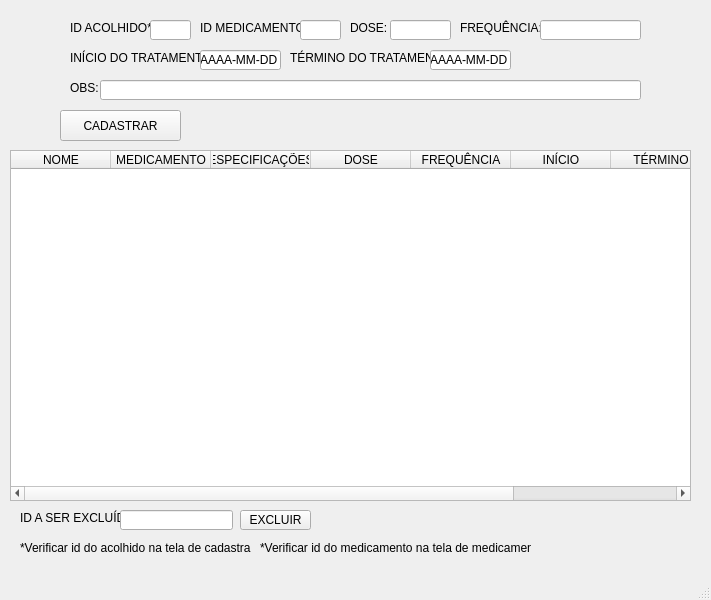
Before: the Qt Designer form formTratamento.ui in AlexFilh0/BetelgeuseDB, drawn with Qt 5.
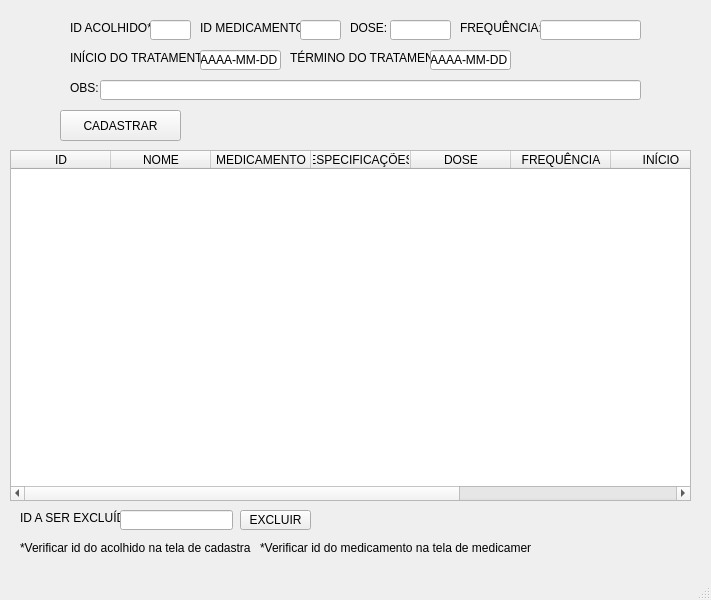
After: the same form once the commit is applied. Icons and pictures are not drawn.

Diff of the .ui file:
```diff
--- a/formTratamento.ui
+++ b/formTratamento.ui
@@ -222,6 +222,17 @@
       <height>351</height>
      </rect>
     </property>
+    <attribute name="horizontalHeaderStretchLastSection">
+     <bool>true</bool>
+    </attribute>
+    <attribute name="verticalHeaderVisible">
+     <bool>false</bool>
+    </attribute>
+    <column>
+     <property name="text">
+      <string>ID</string>
+     </property>
+    </column>
     <column>
      <property name="text">
       <string>NOME</string>
```
